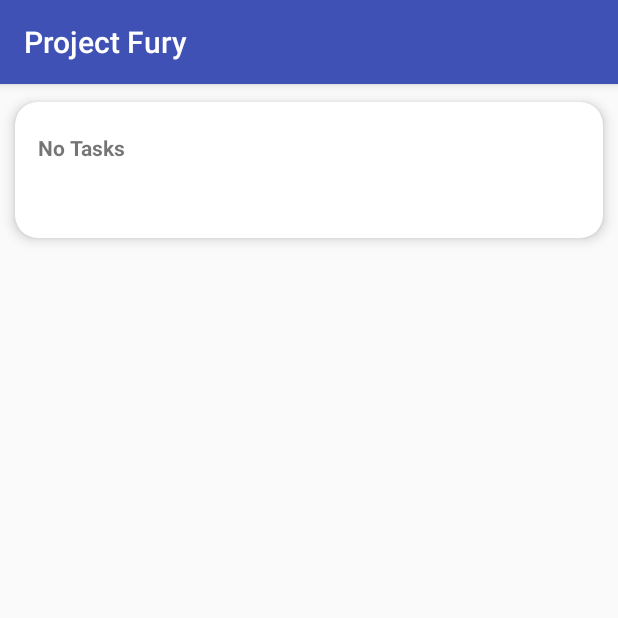
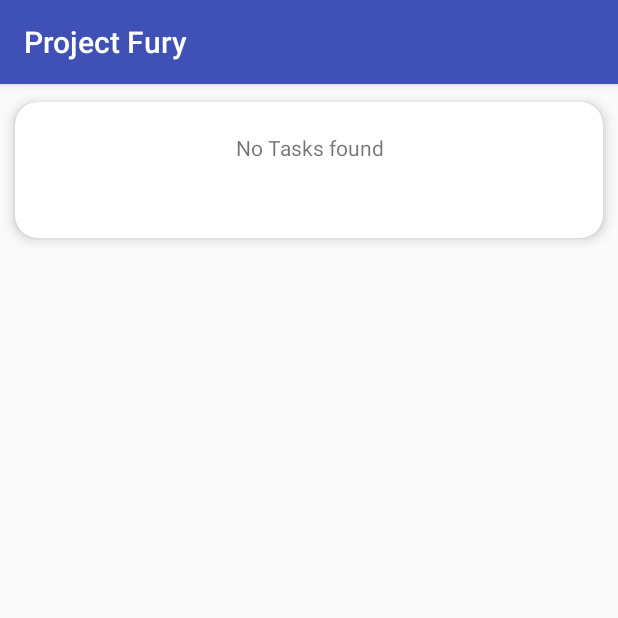
Before and after one commit to Macro303/Project_Fury, an Android app: the fragment BacklogFragment shown on its own in the app's theme, on a phone screen of 412 x 824 dp, the top half of it. Run offline under Robolectric (Android 15) with nearby library versions, the light colour scheme and no system bars.

Commit message:
FURY#022
Added default no task message to Backlog

```diff
--- a/app/src/main/java/tobedevelopers/project_fury/backlog/BacklogHolder.java
+++ b/app/src/main/java/tobedevelopers/project_fury/backlog/BacklogHolder.java
@@ -18,6 +18,7 @@ public class BacklogHolder extends RecyclerView.ViewHolder{
 	public TextView mTaskAssignee;
 	public TextView mTaskPriority;
 	public TextView mTaskColumn;
+	public TextView mNoTaskViewTextView;
 
 	public BacklogHolder( View view ){
 		super( view );
@@ -26,5 +27,6 @@ public class BacklogHolder extends RecyclerView.ViewHolder{
 		mTaskAssignee = ( TextView ) view.findViewById( R.id.backlogFragment_taskAssignee );
 		mTaskPriority = ( TextView ) view.findViewById( R.id.backlogFragment_taskPriority );
 		mTaskColumn = ( TextView ) view.findViewById( R.id.backlogFragment_taskColumn );
+		mNoTaskViewTextView = ( TextView ) view.findViewById( R.id.backlogFragment_noTaskTextView );
 	}
 }
--- a/app/src/main/java/tobedevelopers/project_fury/backlog/BacklogRecyclerAdapter.java
+++ b/app/src/main/java/tobedevelopers/project_fury/backlog/BacklogRecyclerAdapter.java
@@ -44,6 +44,12 @@ public class BacklogRecyclerAdapter extends RecyclerView.Adapter< BacklogHolder
 	@Override
 	public void onBindViewHolder( BacklogHolder holder, int position ){
 		if( tasks != null && tasks.length != 0 ){
+			holder.mTaskName.setVisibility( View.VISIBLE );
+			holder.mTaskAssignee.setVisibility( View.VISIBLE );
+			holder.mTaskPriority.setVisibility( View.VISIBLE );
+			holder.mTaskColumn.setVisibility( View.VISIBLE );
+			holder.mNoTaskViewTextView.setVisibility( View.INVISIBLE );
+
 			final Task current = tasks[ position ];
 			holder.mCardView.setOnClickListener( new View.OnClickListener(){
 				@Override
@@ -62,8 +68,14 @@ public class BacklogRecyclerAdapter extends RecyclerView.Adapter< BacklogHolder
 				holder.mTaskAssignee.setText( current.getAssignee().substring( 0, 16 ) + "..." );
 			holder.mTaskPriority.setText( current.getPriority().getNameValue() );
 			holder.mTaskColumn.setText( getColumnName( current ) );
-		}else
-			holder.mTaskName.setText( "No Tasks" );
+		}else{
+			holder.mTaskName.setVisibility( View.INVISIBLE );
+			holder.mTaskAssignee.setVisibility( View.INVISIBLE );
+			holder.mTaskPriority.setVisibility( View.INVISIBLE );
+			holder.mTaskColumn.setVisibility( View.INVISIBLE );
+			holder.mNoTaskViewTextView.setVisibility( View.VISIBLE );
+		}
+
 	}
 
 	@NonNull
--- a/app/src/main/res/layout/card_backlog.xml
+++ b/app/src/main/res/layout/card_backlog.xml
@@ -9,11 +9,12 @@
 	card_view:cardElevation="5dp"
 	card_view:cardUseCompatPadding="true">
 
+
 	<TableLayout
 		android:layout_width="match_parent"
 		android:layout_height="match_parent"
 		android:layout_margin="15dp"
-		android:stretchColumns="0,1">
+		android:stretchColumns="0,2">
 
 		<TableRow
 			android:layout_marginBottom="5dp"
@@ -28,11 +29,20 @@
 				android:textStyle="bold"/>
 
 			<TextView
+				android:id="@+id/backlogFragment_noTaskTextView"
+				android:layout_width="wrap_content"
+				android:layout_height="wrap_content"
+				android:layout_column="1"
+				android:gravity="center_horizontal"
+				android:text="@string/textView_noTasksFound"/>
+
+			<TextView
 				android:id="@+id/backlogFragment_taskPriority"
 				android:layout_width="wrap_content"
 				android:layout_height="wrap_content"
-				android:layout_column="1"
+				android:layout_column="2"
 				android:gravity="end"/>
+
 
 		</TableRow>
 
@@ -51,7 +61,7 @@
 				android:id="@+id/backlogFragment_taskColumn"
 				android:layout_width="wrap_content"
 				android:layout_height="wrap_content"
-				android:layout_column="1"
+				android:layout_column="2"
 				android:gravity="end"/>
 
 		</TableRow>
```
